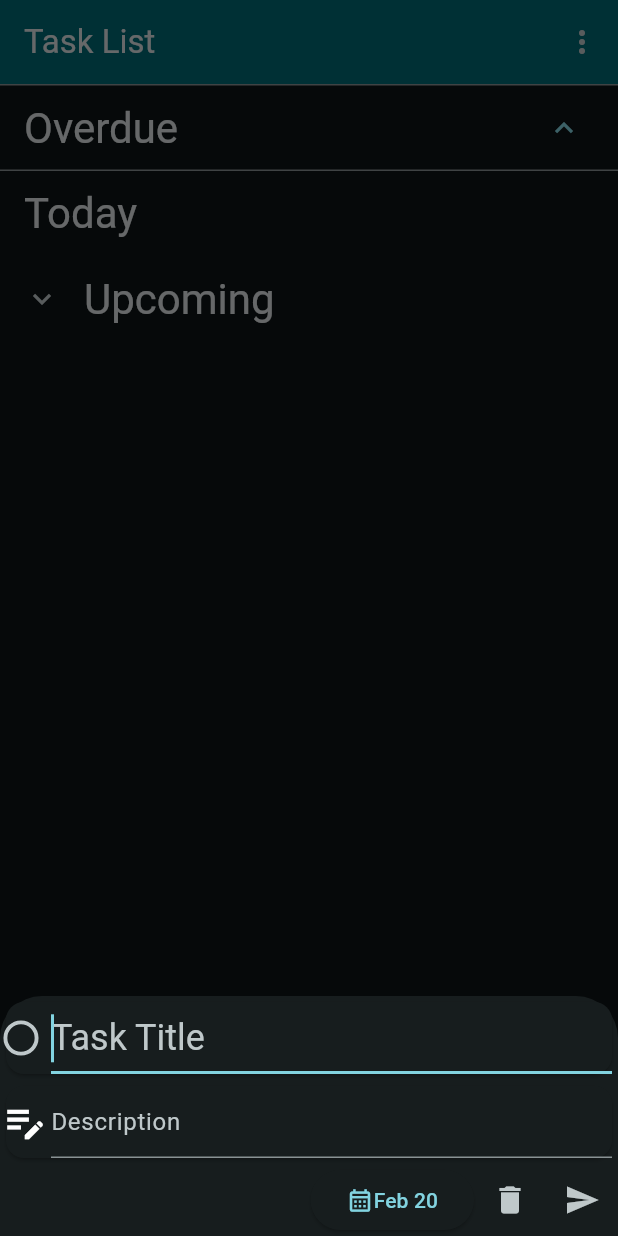
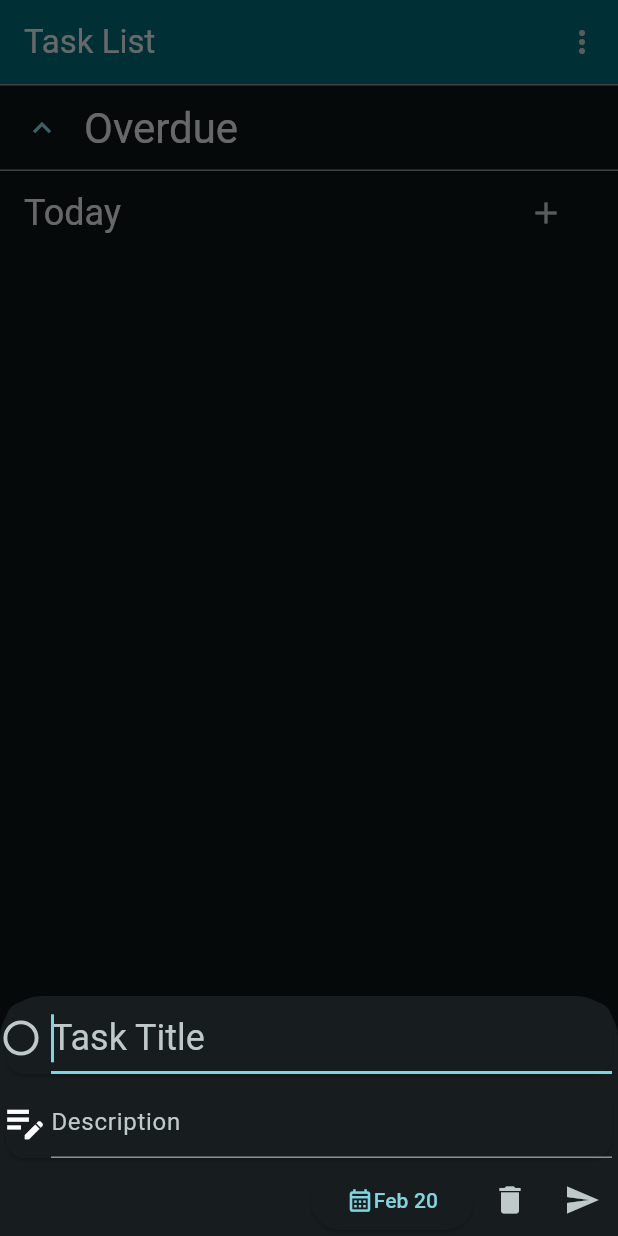
Before and after one commit to Cobeasta/Todo-List-App, a Flutter app: the screen it shows after launch, after a tap on the "add" icon, on a phone screen of 412 x 824 dp. Run offline on Flutter 3.47's test engine with Material 3 defaults, Android fonts, the phone set to English and light mode, and no system bars; our stand-ins replace floor, get_it, sqflite; accounts and stored records are empty; generated files the repository leaves out were written again.

Commit message:
adding buttons to add tasks to a specific day

```diff
--- a/todo_list/lib/task/taskList/TaskListView.dart
+++ b/todo_list/lib/task/taskList/TaskListView.dart
@@ -58,6 +58,7 @@ class TaskListView extends State<TaskList> {
                       child: const Text("Delete Completed Tasks"))))
         ]);
   }
+
   // build list of all tasks grouped and sorted by date.
   Widget buildList(BuildContext context) {
     return RefreshIndicator(
@@ -92,26 +93,40 @@ class TaskListView extends State<TaskList> {
         "Overdue",
         style: Theme.of(context).textTheme.headlineMedium,
       ),
+      controlAffinity: ListTileControlAffinity.leading,
       initiallyExpanded: true,
-      children: [
-        ...tasks.map((e) => TaskListItemWidget(e, _vm))
-      ],);
+      children: [...tasks.map((e) => TaskListItemWidget(e, _vm))],
+    );
   }
+
   Widget buildToday(BuildContext context) {
     List<TaskModel> tasks = _vm.getTasksByDay(DateTimeConverter.today());
     return ListView(
       shrinkWrap: true,
-      physics:  const ClampingScrollPhysics(),
+      physics: const ClampingScrollPhysics(),
       children: [
-      ListTile(title: Text(
+        ListTile(
+          title: Text(
             "Today",
-        style: Theme.of(context).textTheme.headlineMedium,
-      )),
+            style: Theme.of(context).textTheme.headlineSmall,
+          ),
+          trailing: IconButton(
+              onPressed: () => onAddTaskButton(day: DateTimeConverter.today()),
+              icon: const Icon(Icons.add)),
+        ),
         ...tasks.map((e) => TaskListItemWidget(e, _vm))
-    ],);
+      ],
+    );
   }
+
   Widget buildUpcoming(BuildContext context) {
-    SplayTreeMap<DateTime, List<TaskModel>> tasks = _vm.getTasksGroupedByDate();
+    DateTime tod = DateTimeConverter.today();
+    DateTime tom = DateTime(tod.year, tod.month, tod.day + 1);
+    SplayTreeMap<DateTime, List<TaskModel>> tasks =
+        _vm.getTasksGroupedByDate(start: tom);
+    if(tasks.isEmpty) {
+      return const SizedBox.shrink();
+    }
     return ExpansionTile(
         title: Text(
           "Upcoming",
@@ -139,16 +154,16 @@ class TaskListView extends State<TaskList> {
             return Column(children: [
               ListTile(
                   title: Text(
-                  title,
+                    "$title ${tasks[e]!.length}",
                     style: Theme.of(context).textTheme.headlineSmall,
-                )
                   ),
+                  trailing: IconButton(
+                      onPressed: () => onAddTaskButton(day: date),
+                      icon: const Icon(Icons.add))),
               ListView(
                 shrinkWrap: true,
-                physics:  const ClampingScrollPhysics(),
-                children: [
-                  ...tasks[e]!.map((e) => TaskListItemWidget(e, _vm))
-                ],
+                physics: const ClampingScrollPhysics(),
+                children: [...tasks[e]!.map((e) => TaskListItemWidget(e, _vm))],
               )
             ]);
           })
```
Lines whose indentation alone changed are shown as unchanged.
